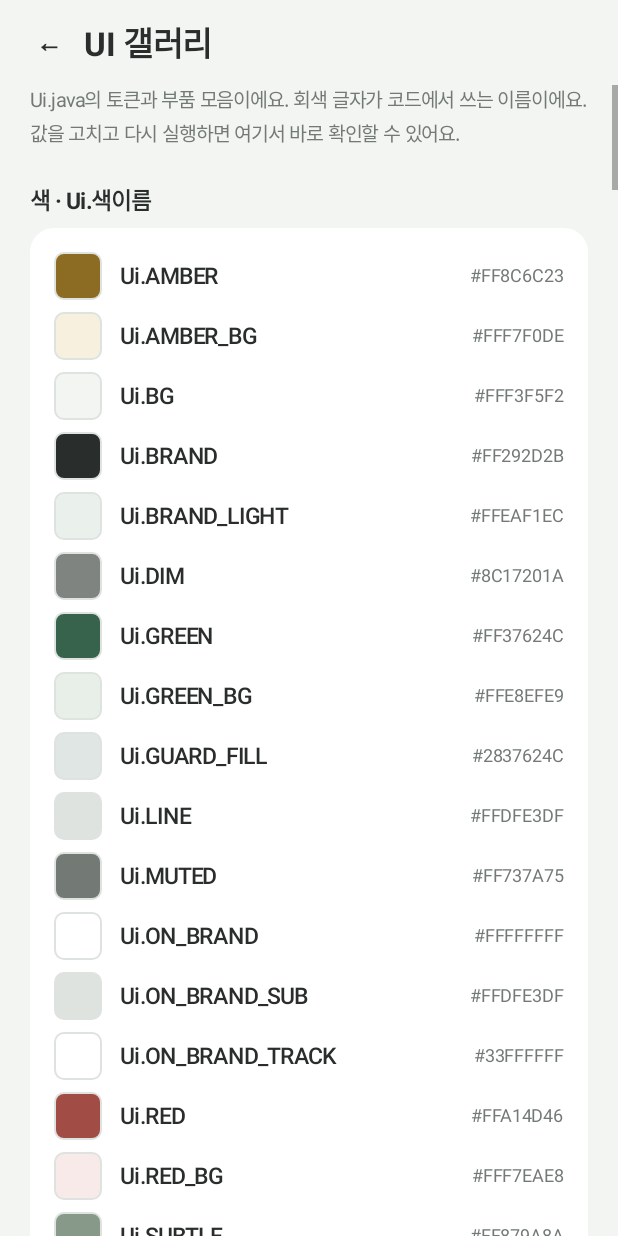
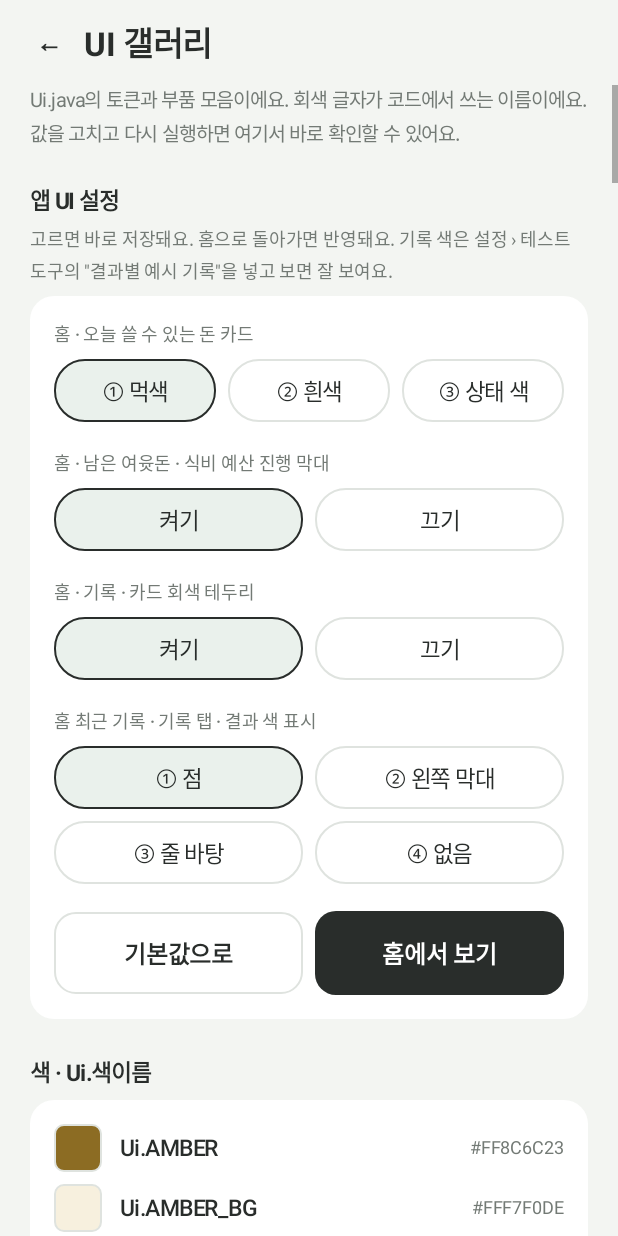
Before and after one commit to minttkd/Comma, an Android app: the UiGalleryActivity screen opened directly, with no data from a screen before it, on a phone screen of 412 x 824 dp. Run offline under Robolectric (Android 15) with nearby library versions, the phone set to English and light mode, and no system bars; pictures from the network do not load.

Commit message:
앱 안에서 UI 방식을 바꿔 보는 설정(UiPrefs) 추가, 기록 색 방식 4가지
왜
- 디자인을 고를 때마다 코드를 고치고 다시 빌드해야 했다.
  앱 안에서 바로 바꿔 보며 비교할 수 있게 UI 갤러리에 번호 칩을 넣었다.
- 기록 목록의 색을 더 다양하게 시도해 볼 수 있게 표시 방식을 늘렸다.

추가된 것
- UiPrefs.java (새 파일): 앱 안에서 바꾸는 UI 방식. 프론트 전용 저장소("ui_prefs")에 저장 (Store와 분리)
  - todayCard: 오늘 쓸 수 있는 돈 카드 ① 먹색(기본) ② 흰색 ③ 상태 색
  - tileBars: 남은 여윳돈 · 식비 예산 진행 막대 켜기(기본) / 끄기
  - cardOutline: 테두리 카드의 회색 테두리 켜기(기본) / 끄기
  - recordColor: 기록 결과 색 ① 점(기본) ② 왼쪽 막대 ③ 줄 바탕 ④ 없음
- UI 갤러리 맨 위 "앱 UI 설정": 번호 칩으로 고르면 바로 저장, [기본값으로] [홈에서 보기] 버튼
- 테스트 도구 "결과별 예시 기록 4건 추가": 멈춤 · 이유 선택 결제 · 숙고 후 결제 · 식비 예산 기록 (기록 색 확인용 Mock)
- Ui.listRowBar(): 왼쪽 세로 색 막대 줄, Ui.tintRow(): 줄 전체 연한 바탕
  Size.LIST_BAR 4, Pad.TINT_ROW_H 12 · TINT_ROW_V 10

바뀐 점
- MainActivity
  - todayBudgetCard(): UiPrefs.todayCard에 따라 세 방식으로 그림 (지난 커밋의 주석 대신 실제 분기)
  - recordRowView(): UiPrefs.recordColor에 따라 기록 줄 모양 선택
  - tileBar(): 막대를 끄면 막대 없이 그림
  - onCreate에서 UiPrefs.load()
- Ui.outlineCard(): UiPrefs.cardOutline을 끄면 테두리 없이 흰 바탕
- docs/UI_컴포넌트.md: "앱 안에서 UI 바꿔 보기" 표와 새 부품

확인
- 기본값은 지난 커밋과 같은 디자인 (먹색 카드 · 막대 켜기 · 테두리 켜기 · 점)
- 에뮬레이터에서 갤러리 칩으로 기록 색 ①~④를 바꿔 홈에 반영되는 것 확인
- core·Store·GuardService·ClaudeClient 변경 없음, 단위 테스트 31개 통과

Co-Authored-By: Claude Opus 5.5 <noreply@anthropic.com>

```diff
--- a/android/app/src/main/java/com/shimpyo/app/Ui.java
+++ b/android/app/src/main/java/com/shimpyo/app/Ui.java
@@ -188,6 +188,8 @@ final class Ui {
         // 목록
         static final int LIST_ROW_V = 10;       // 데모 시나리오·테스트 도구 한 줄 위아래
         static final int QA_INDENT = 10;        // 기록 탭 질문·답 들여쓰기
+        static final int TINT_ROW_H = 12;       // 기록 줄 "줄 바탕" 방식 좌우
+        static final int TINT_ROW_V = 10;       // 기록 줄 "줄 바탕" 방식 위아래
 
         // 데모 결제 화면 (다른 앱 화면 재현)
         static final int DEMO_SIDE = 16;        // AppBar·섹션·PayBar 좌우
@@ -229,6 +231,7 @@ final class Ui {
         static final int BAR = 8;            // 진행 막대 높이
         static final int BAR_THIN = 6;       // 요약 타일 안 진행 막대 높이
         static final int LIST_DOT = 8;       // 기록 줄 왼쪽 결과 색 점
+        static final int LIST_BAR = 4;       // 기록 줄 왼쪽 결과 색 막대 폭
         static final int FIELD_WIDTH = 130;  // 설정 입력칸 폭
         static final int ROW_LABEL = 48;     // 리포트 강도 이름 칸
         static final float STROKE = 1f;
@@ -490,7 +493,8 @@ final class Ui {
     /** 테두리 있는 흰 카드 (S04 홈: radius 14, 1dp line). */
     static LinearLayout outlineCard(Context c, int padH, int padV) {
         LinearLayout l = v(c);
-        l.setBackground(roundStroke(c, WHITE, Radius.BOX, LINE));
+        // UI 갤러리 › 앱 UI 설정 › "카드 테두리"를 끄면 테두리 없이 흰 바탕만
+        l.setBackground(UiPrefs.cardOutline ? roundStroke(c, WHITE, Radius.BOX, LINE) : round(c, WHITE, Radius.BOX));
         pad(l, c, padH, padV);
         return l;
     }
@@ -688,6 +692,23 @@ final class Ui {
         }
         inline(row, right, Space.BLOCK);
         return row;
+    }
+
+    /** 목록 한 줄 + 왼쪽 세로 색 막대 (줄 높이만큼, 폭 4). */
+    static LinearLayout listRowBar(Context c, int barColor, String title, String sub, String amount, View tag) {
+        LinearLayout row = listRow(c, title, sub, amount, tag);
+        View bar = new View(c);
+        bar.setBackground(round(c, barColor, Size.LIST_BAR / 2f));
+        LinearLayout.LayoutParams lp = new LinearLayout.LayoutParams(dp(c, Size.LIST_BAR), ViewGroup.LayoutParams.MATCH_PARENT);
+        lp.rightMargin = dp(c, Space.ROW);
+        row.addView(bar, 0, lp);
+        return row;
+    }
+
+    /** 줄 전체에 연한 색 바탕을 깐다 (radius 10). 기록 줄 "줄 바탕" 방식. */
+    static void tintRow(Context c, View row, int bg) {
+        row.setBackground(round(c, bg, Radius.NOTE));
+        pad(row, c, Pad.TINT_ROW_H, Pad.TINT_ROW_V);
     }
 
     /**
--- a/android/app/src/main/java/com/shimpyo/app/UiGalleryActivity.java
+++ b/android/app/src/main/java/com/shimpyo/app/UiGalleryActivity.java
@@ -48,9 +48,67 @@ public class UiGalleryActivity extends Activity {
         root.addView(scroll, new LinearLayout.LayoutParams(ViewGroup.LayoutParams.MATCH_PARENT, 0, 1f));
         setContentView(root);
 
+        UiPrefs.load(this);
         content.addView(Ui.bodySmall(this, "Ui.java의 토큰과 부품 모음이에요. 회색 글자가 코드에서 쓰는 이름이에요. 값을 고치고 다시 실행하면 여기서 바로 확인할 수 있어요."));
+        uiSettings();
         tokens();
         components();
+    }
+
+    // ================================================================== 앱 UI 설정 (UiPrefs)
+
+    /** 번호 칩으로 UI 방식을 고른다. 고르면 바로 저장되고, 홈으로 돌아가면 반영된다. */
+    private void uiSettings() {
+        section("앱 UI 설정");
+        Ui.stack(content, Ui.meta(this, "고르면 바로 저장돼요. 홈으로 돌아가면 반영돼요. 기록 색은 설정 › 테스트 도구의 \"결과별 예시 기록\"을 넣고 보면 잘 보여요."), Ui.Space.TIGHT);
+        LinearLayout c = Ui.card(this);
+
+        c.addView(Ui.caption(this, "홈 · 오늘 쓸 수 있는 돈 카드"));
+        List<TextView> today = new ArrayList<>();
+        for (UiPrefs.TodayCard t : UiPrefs.TodayCard.values()) {
+            today.add(Ui.chip(this, t.label, UiPrefs.todayCard == t, v -> apply(() -> UiPrefs.todayCard = t)));
+        }
+        Ui.stack(c, Ui.chipGrid(this, today, 3), Ui.Space.ITEM);
+
+        Ui.stack(c, Ui.caption(this, "홈 · 남은 여윳돈 · 식비 예산 진행 막대"), Ui.Space.SECTION);
+        Ui.stack(c, onOff(UiPrefs.tileBars, on -> UiPrefs.tileBars = on), Ui.Space.ITEM);
+
+        Ui.stack(c, Ui.caption(this, "홈 · 기록 · 카드 회색 테두리"), Ui.Space.SECTION);
+        Ui.stack(c, onOff(UiPrefs.cardOutline, on -> UiPrefs.cardOutline = on), Ui.Space.ITEM);
+
+        Ui.stack(c, Ui.caption(this, "홈 최근 기록 · 기록 탭 · 결과 색 표시"), Ui.Space.SECTION);
+        List<TextView> rec = new ArrayList<>();
+        for (UiPrefs.RecordColor r : UiPrefs.RecordColor.values()) {
+            rec.add(Ui.chip(this, r.label, UiPrefs.recordColor == r, v -> apply(() -> UiPrefs.recordColor = r)));
+        }
+        Ui.stack(c, Ui.chipGrid(this, rec, 2), Ui.Space.ITEM);
+
+        Ui.stack(c, Ui.buttonPair(this,
+                Ui.button(this, "기본값으로", false, v -> {
+                    UiPrefs.reset(this);
+                    recreate();
+                }),
+                Ui.button(this, "홈에서 보기", true, v -> finish())), Ui.Space.SECTION);
+        Ui.stack(content, c, Ui.Space.ITEM);
+    }
+
+    private interface BoolSetter {
+        void set(boolean on);
+    }
+
+    /** [켜기] [끄기] 칩 한 줄. */
+    private View onOff(boolean current, BoolSetter setter) {
+        List<TextView> chips = new ArrayList<>();
+        chips.add(Ui.chip(this, "켜기", current, v -> apply(() -> setter.set(true))));
+        chips.add(Ui.chip(this, "끄기", !current, v -> apply(() -> setter.set(false))));
+        return Ui.chipGrid(this, chips, 2);
+    }
+
+    /** 값을 바꾸고 저장한 뒤 갤러리를 다시 그린다 (아래 예시들도 새 설정으로). */
+    private void apply(Runnable change) {
+        change.run();
+        UiPrefs.save(this);
+        recreate();
     }
 
     // ================================================================== 공통
```
Also changed, not shown: android/app/src/main/java/com/shimpyo/app/MainActivity.java (+98 -24 lines), android/app/src/main/java/com/shimpyo/app/UiPrefs.java (added, +86 -0 lines), 1 other file.
